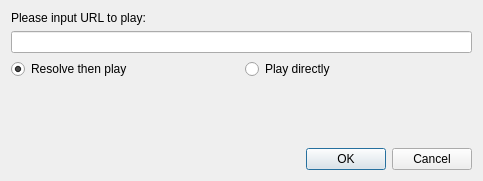
Above: src/client/ui/inputurldialog.ui from missdeer/imchenwen before the change. Below: the same form after it.
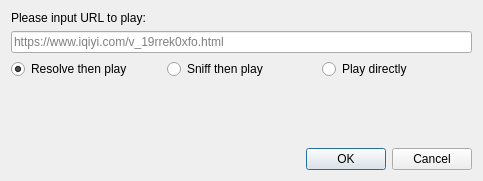
That is the form after the change.

Commit message: (*)sniff then play

What changed in the file:
```diff
--- a/src/client/ui/inputurldialog.ui
+++ b/src/client/ui/inputurldialog.ui
@@ -22,7 +22,11 @@
     </widget>
    </item>
    <item>
-    <widget class="QLineEdit" name="edtURL"/>
+    <widget class="QLineEdit" name="edtURL">
+     <property name="placeholderText">
+      <string>https://www.iqiyi.com/v_19rrek0xfo.html</string>
+     </property>
+    </widget>
    </item>
    <item>
     <layout class="QHBoxLayout" name="horizontalLayout">
@@ -36,6 +40,13 @@
        </property>
       </widget>
      </item>
+     <item>
+      <widget class="QRadioButton" name="btnSniff">
+       <property name="text">
+        <string>Sniff then play</string>
+       </property>
+      </widget>
+     </item>
      <item>
       <widget class="QRadioButton" name="btnPlay">
        <property name="text">
```
The commit also changes 10 other files.
